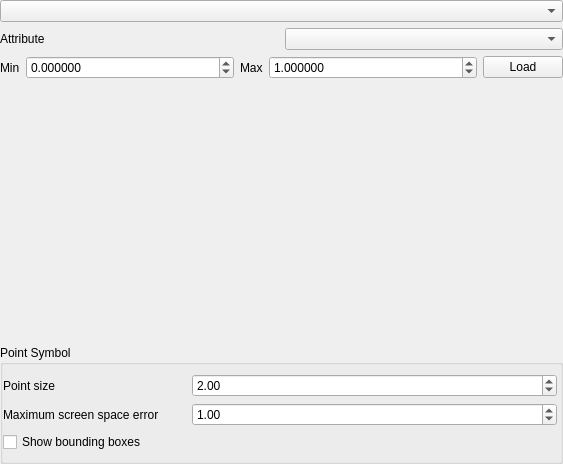
First picture: the form in src/ui/3d/qgspointcloud3dsymbolwidget.ui, repository qgis/QGIS, before the edit.
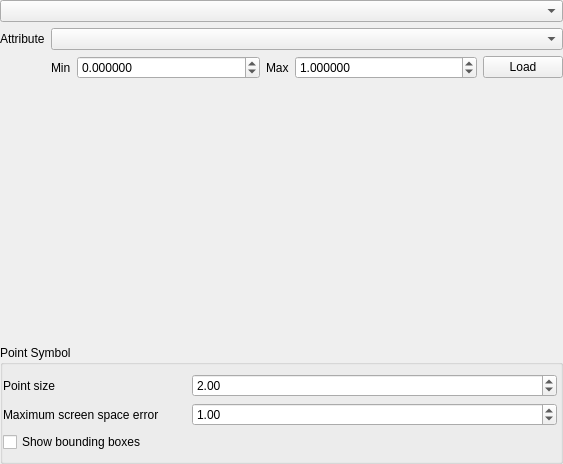
Second picture: the form after the edit. Custom widgets are drawn as their Qt base class.

Commit message: Apply z scale/offset when calculating attribute range in renderer widgets

```diff
--- a/src/ui/3d/qgspointcloud3dsymbolwidget.ui
+++ b/src/ui/3d/qgspointcloud3dsymbolwidget.ui
@@ -167,7 +167,7 @@
        <item row="2" column="0" colspan="2">
         <widget class="QgsColorRampShaderWidget" name="mColorRampShaderWidget" native="true"/>
        </item>
-       <item row="1" column="0" colspan="2">
+       <item row="1" column="1">
         <layout class="QHBoxLayout" name="horizontalLayout" stretch="0,1,0,1,0">
          <item>
           <widget class="QLabel" name="label_3">
```
The commit also changes 2 other files.
